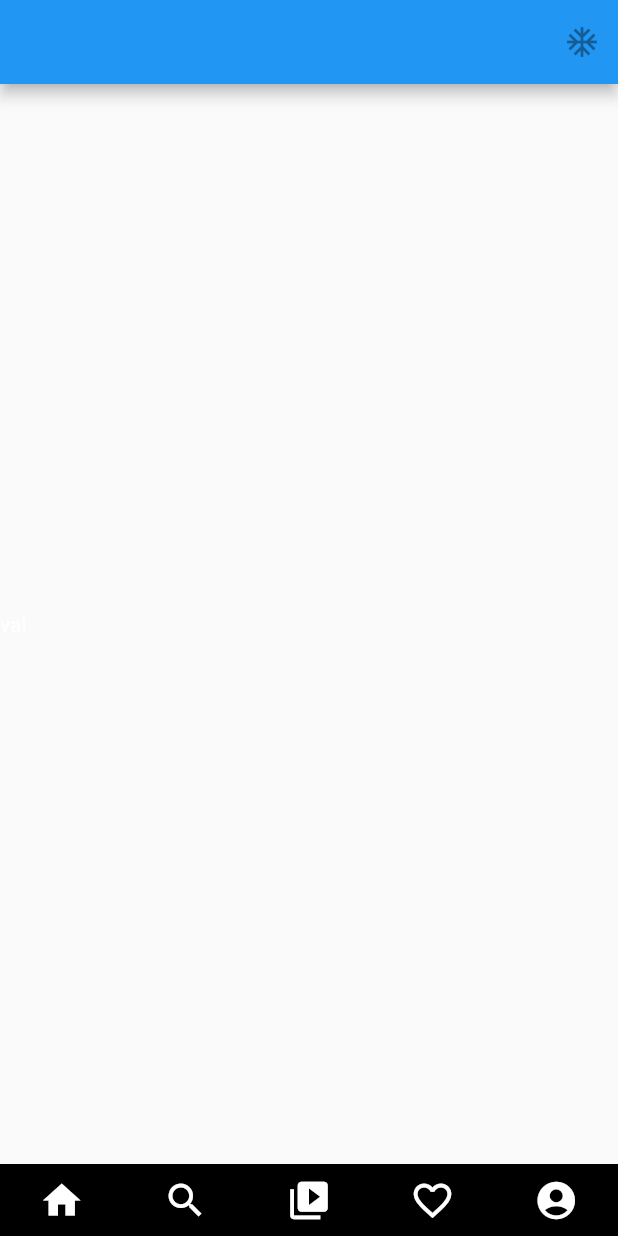
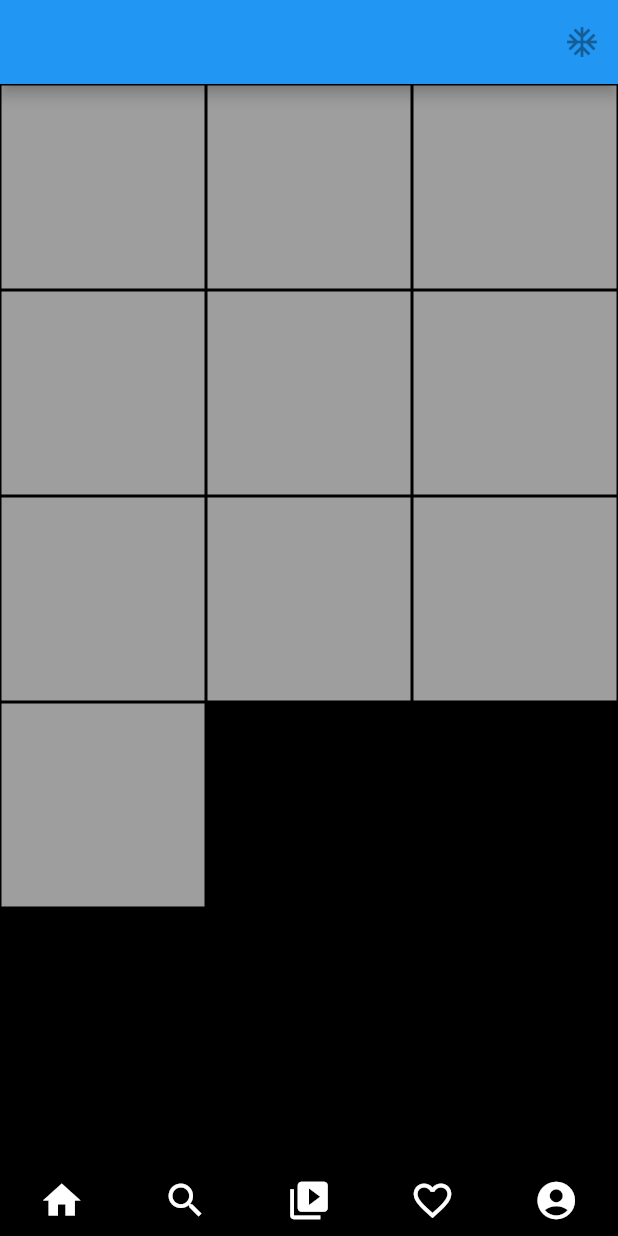
Before and after one commit to Shobhityadav99/Instagram-Dummy-Flutter, a Flutter app: the screen it shows after launch, on a phone screen of 412 x 824 dp. Run offline on Flutter 3.47's test engine with Material 2 defaults, Android fonts, the phone set to English and light mode, and no system bars.

Commit message:
Grid View Added

```diff
--- a/lib/screens/Search_Screen.dart
+++ b/lib/screens/Search_Screen.dart
@@ -13,7 +13,7 @@ class _SearchScreenState extends State<SearchScreen> {
   @override
   Widget build(BuildContext context) {
     return Scaffold(
-      // backgroundColor: Colors.black,
+      backgroundColor: Colors.black,
       appBar: AppBar(
         actions: <Widget>[
           IconButton(
@@ -22,19 +22,24 @@ class _SearchScreenState extends State<SearchScreen> {
           ),
         ],
       ),
-      body: Column(
-        mainAxisAlignment: MainAxisAlignment.center,
-        children: <Widget>[
-          Container(
-            alignment: Alignment.centerLeft,
-            child: Text(
-              'val',
-              style: TextStyle(
-                color: Colors.white,
-              ),
-            ),
-          ),
-        ],
+      body: GridView.count(
+        // Create a grid with 2 columns. If you change the scrollDirection to
+        // horizontal, this produces 2 rows.
+        crossAxisCount: 3,
+        // Generate 100 widgets that display their index in the List.
+        children: List.generate(10, (index) {
+          return Center(
+              child: Container(
+            width: MediaQuery.of(context).size.width / 3,
+            height: MediaQuery.of(context).size.height / 5,
+            decoration: BoxDecoration(
+                color: Colors.grey,
+                border: Border.all(
+                  color: Colors.black,
+                  width: 1,
+                )),
+          ));
+        }),
       ),
       bottomNavigationBar: BottomNav(),
     );
```
